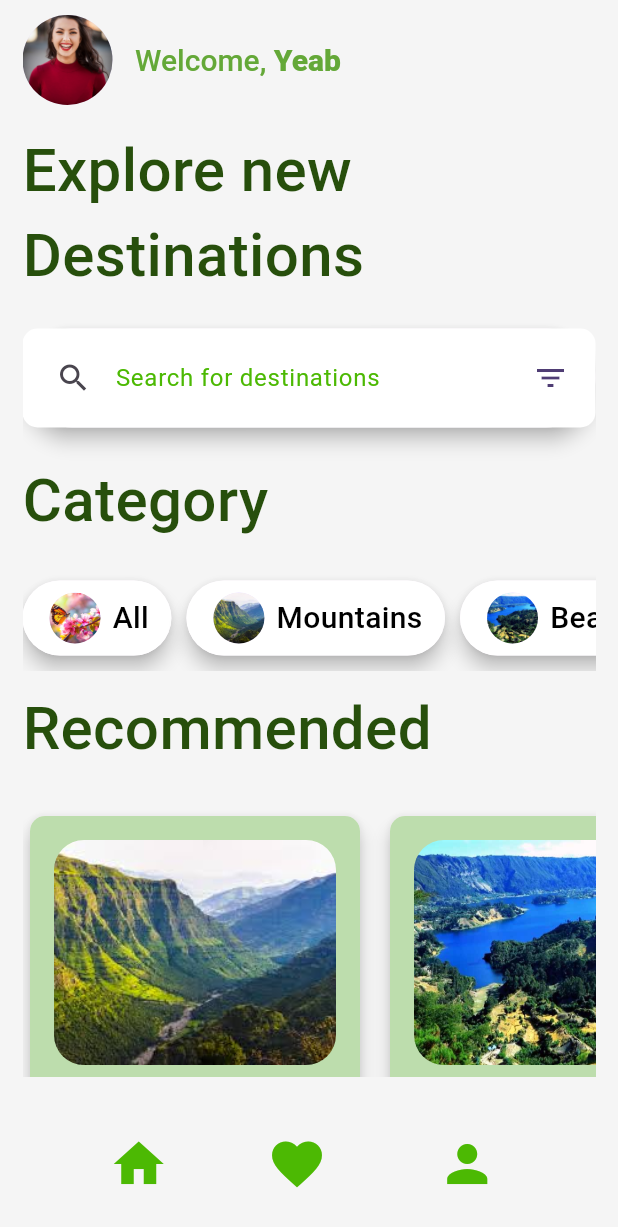
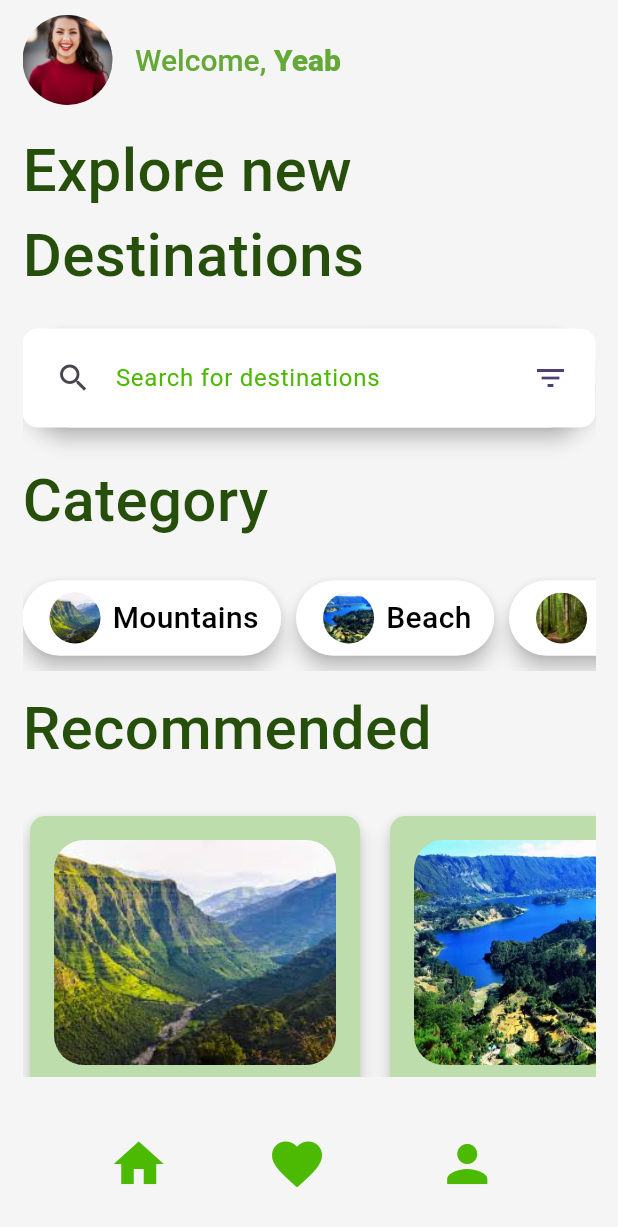
Before and after one commit to tsega7659/Travel_App_Flutter_Assignment, a Flutter app: the HomeScreen screen opened directly, on a phone screen of 412 x 824 dp. Shown: the top 1227 px of the screen. Run offline on Flutter 3.47's test engine with Material 3 defaults, Android fonts, the phone set to English and light mode, and no system bars.

Commit message:
Revert "some Additional modifications" .

```diff
--- a/travel/lib/model/place_model.dart
+++ b/travel/lib/model/place_model.dart
@@ -6,12 +6,7 @@ class PlaceInfo {
       hotelname,
       price,
       category,
-      hoteladdress,
-      intimage,
-      intname,
-      amzimage,
-      amzname,
-      amzplace;
+      hoteladdress;
   final List<String> hotelimage;
   final int distance;
   PlaceInfo({
@@ -25,11 +20,6 @@ class PlaceInfo {
     required this.price,
     required this.hoteladdress,
     required this.category,
-    required this.intimage,
-    required this.intname,
-    required this.amzimage,
-    required this.amzname,
-    required this.amzplace,
   });
 }
 
@@ -49,14 +39,9 @@ List places = [
       "assets/images/hotel5.jpg",
     ],
     hotelname: "Skylight hotel",
-    price: "10000 ETB",
+    price: "1000 USD",
     hoteladdress: "150km away",
     category: "Mountains",
-    intimage: "assets/images/ashenda.jpg",
-    intname: "Ashenda festival",
-    amzimage: "assets/images/lalibela.jpg",
-    amzname: "Lalibela",
-    amzplace: "Lasta,Ethiopia",
   ),
   PlaceInfo(
     name: "Beach",
@@ -73,14 +58,9 @@ List places = [
       "assets/images/hotel5.jpg",
     ],
     hotelname: "Grand Palace Hotel",
-    price: "8000 ETB",
+    price: "800USD",
     hoteladdress: "80km away",
     category: "Beach",
-    intimage: "assets/images/errecha.jpeg",
-    intname: "Errecha festival",
-    amzimage: "assets/images/sofumer.jpg",
-    amzname: "Sofumer",
-    amzplace: "Bale,Ethiopia",
   ),
   PlaceInfo(
     name: "Forest",
@@ -97,14 +77,9 @@ List places = [
       "assets/images/hotel5.jpg",
     ],
     hotelname: "Bon Royal Hotel",
-    price: "10000 ETB",
+    price: "500USD",
     hoteladdress: "10km away",
     category: "Forest",
-    intimage: "assets/images/meskel.jpg",
-    intname: "Meskel festival",
-    amzimage: "assets/images/walia.jpg",
-    amzname: "Walia Ibex",
-    amzplace: "Simien Mountains,Ethiopia",
   ),
   PlaceInfo(
     name: "Monuments",
@@ -121,14 +96,9 @@ List places = [
       "assets/images/hotel5.jpg",
     ],
     hotelname: "Sheraton Hotel",
-    price: "12000 ETB",
+    price: "1200USD",
     hoteladdress: "60km away",
     category: "Monuments",
-    intimage: "assets/images/timket.jpg",
-    intname: "Timket festival",
-    amzimage: "assets/images/abbay.jpg",
-    amzname: "Tikur Abbay",
-    amzplace: "Gondar,Ethiopia",
   ),
   PlaceInfo(
     name: "Deserts",
@@ -145,13 +115,8 @@ List places = [
       "assets/images/hotel5.jpg",
     ],
     hotelname: "Golden Tulip Hotel",
-    price: "10000 ETB",
+    price: "1000USD",
     hoteladdress: "100km away",
     category: "Deserts",
-    intimage: "assets/images/adwa.jpg",
-    intname: "Adwa festival",
-    amzimage: "assets/images/boboon.jpeg",
-    amzname: "Chilada Babbon",
-    amzplace: "Semen Mountains,Ethiopia",
   ),
 ];
--- a/travel/lib/screens/Home/home_screen.dart
+++ b/travel/lib/screens/Home/home_screen.dart
@@ -40,7 +40,7 @@ class _HomeScreenState extends State<HomeScreen> {
                 color: Color.fromARGB(255, 76, 185, 3),
                 size: 40,
               ),
-              IconButton(
+               IconButton(
                 icon: Icon(
                   Icons.favorite,
                   size: 40,
@@ -205,15 +205,6 @@ class _HomeScreenState extends State<HomeScreen> {
                               CategoryCard(
                                 press: () {
                                   setState(() {
-                                    selectedCategory = "";
-                                  });
-                                },
-                                image: "assets/images/all.jpg",
-                                title: "All",
-                              ),
-                              CategoryCard(
-                                press: () {
-                                  setState(() {
                                     selectedCategory = "Mountains";
                                   });
                                 },
@@ -340,7 +331,7 @@ class _HomeScreenState extends State<HomeScreen> {
                               decoration: BoxDecoration(
                                 borderRadius: BorderRadius.circular(15),
                                 image: DecorationImage(
-                                  image: AssetImage(place.amzimage),
+                                  image: AssetImage(place.image),
                                   fit: BoxFit.cover,
                                 ),
                               ),
@@ -358,7 +349,7 @@ class _HomeScreenState extends State<HomeScreen> {
                                             CrossAxisAlignment.start,
                                         children: [
                                           Text(
-                                            place.amzname,
+                                            place.name,
                                             style: const TextStyle(
                                                 fontSize: 20,
                                                 fontWeight: FontWeight.bold,
@@ -366,7 +357,7 @@ class _HomeScreenState extends State<HomeScreen> {
                                           ),
                                           const SizedBox(height: 5),
                                           Text(
-                                            place.amzplace,
+                                            place.location,
                                             style: const TextStyle(
                                                 fontSize: 16,
                                                 color: Colors.white),
@@ -382,100 +373,6 @@ class _HomeScreenState extends State<HomeScreen> {
                         }).toList(),
                       ),
                     ),
-                    const SizedBox(
-                      height: 20,
-                    ),
-                    Row(
-                      children: const [
-                        Text(
-                          "Intangible Heritages",
-                          style: TextStyle(
-                              fontSize: 40,
-                              color: Color.fromARGB(255, 39, 79, 12),
-                              fontWeight: FontWeight.w500),
-                        ),
-                      ],
-                    ),
-                    const SizedBox(
-                      height: 15,
-                    ),
-                    Container(
-                      height: 300,
-                      child: ListView(
-                        scrollDirection: Axis.horizontal,
-                        children: places.map((place) {
-                          return Padding(
-                            padding: const EdgeInsets.only(left: 5, right: 15),
-                            child: Container(
-                              width: 250,
-                              decoration: BoxDecoration(
-                                borderRadius: BorderRadius.circular(15),
-                                image: DecorationImage(
-                                  image: AssetImage(place.intimage),
-                                  fit: BoxFit.cover,
-                                ),
-                              ),
-                              child: Stack(
-                                children: [
-                                  Positioned(
-                                    bottom: 0,
-                                    left: 10,
-                                    right: 10,
-                                    child: Container(
-                                      padding: const EdgeInsets.only(
-                                          top: 10,
-                                          bottom: 10,
-                                          left: 15,
-                                          right: 15),
-                                      color: Colors.black.withOpacity(0.6),
-                                      child: Column(
-                                        crossAxisAlignment:
-                                            CrossAxisAlignment.start,
-                                        children: [
-                                          Text(
-                                            place.intname,
-                                            style: const TextStyle(
-                                                fontSize: 20,
-                                                fontWeight: FontWeight.bold,
-                                                color: Colors.white),
-                                          ),
-                                          const SizedBox(height: 5),
-                                        ],
-                                      ),
-                                    ),
-                                  ),
-                                ],
-                              ),
-                            ),
-                          );
-                        }).toList(),
-                      ),
-                    ),
-                    Text(
-                      "Facts About Ethiopia",
-                      style: TextStyle(
-                          fontSize: 40,
-                          color: Color.fromARGB(255, 39, 79, 12),
-                          fontWeight: FontWeight.w500),
-                    ),
-                    const SizedBox(
-                      height: 10,
-                    ),
-                    Row(
-                      children: [
-                        Text(
-                          "Ethiopia, in the Horn of Africa, is a rugged, \n landlocked country split by the Great Rift \nValley. With archaeological finds dating back \nmore than 3 million years, it’s a place\n of ancient culture. Among its important \nsites are Lalibela with its rock-cut Christian\n churches from the 12th–13th centuries. \nAksum is the ruins of an ancient city with \nobelisks, tombs, castles and Our Lady \nMary of Zion church.",
-                          style: const TextStyle(
-                            fontSize: 20,
-                            color: Color.fromARGB(255, 134, 196, 94),
-                            fontWeight: FontWeight.w500,
-                          ),
-                        ),
-                      ],
-                    ),
-                    const SizedBox(
-                      height: 14,
-                    ),
                   ],
                 ),
               ),
--- a/travel/lib/screens/detailscreen/detail_screen.dart
+++ b/travel/lib/screens/detailscreen/detail_screen.dart
@@ -1,6 +1,7 @@
 import 'package:flutter/material.dart';
 import 'package:travel/screens/Home/widgets/hotels.dart';
 import 'package:travel/screens/favoritescreen/favorite_Screen.dart';
+import 'package:travel/model/favorite_item.dart';
 import 'package:travel/model/favorite_item.dart';
 
 
--- a/travel/lib/screens/loginscreen/login_screen.dart
+++ b/travel/lib/screens/loginscreen/login_screen.dart
@@ -1,6 +1,6 @@
 import 'package:flutter/material.dart';
 import 'package:travel/screens/Home/home_screen.dart';
-import 'package:travel/screens/welcome/signup_screen.dart';
+import 'package:travel/screens/welcome/welcome_screen.dart';
 
 class LoginScreen extends StatefulWidget {
   const LoginScreen({super.key});
```
Also changed, not shown: travel/assets/images/abbay.jpg (deleted), travel/assets/images/adwa.jpg (deleted), travel/assets/images/all.jpg (deleted), travel/assets/images/ashenda.jpeg (deleted), travel/assets/images/ashenda.jpg (deleted), travel/assets/images/boboon.jpeg (deleted), travel/assets/images/errecha.jpeg (deleted), travel/assets/images/meskel.jpg (deleted), travel/assets/images/timket.jpg (deleted), travel/assets/images/walia.jpg (deleted), travel/lib/screens/welcome/welcome_screen.dart (renamed from travel/lib/screens/welcome/signup_screen.dart), 3 other files.
